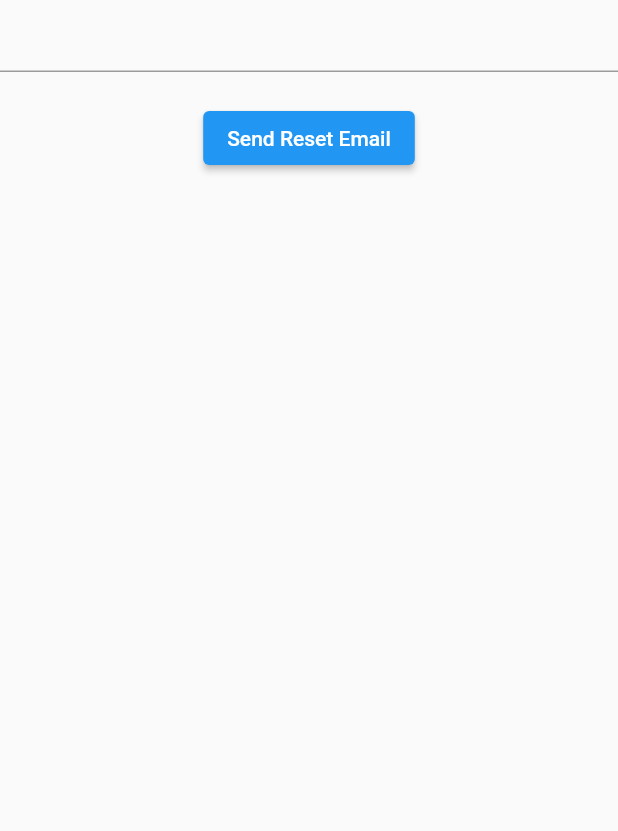
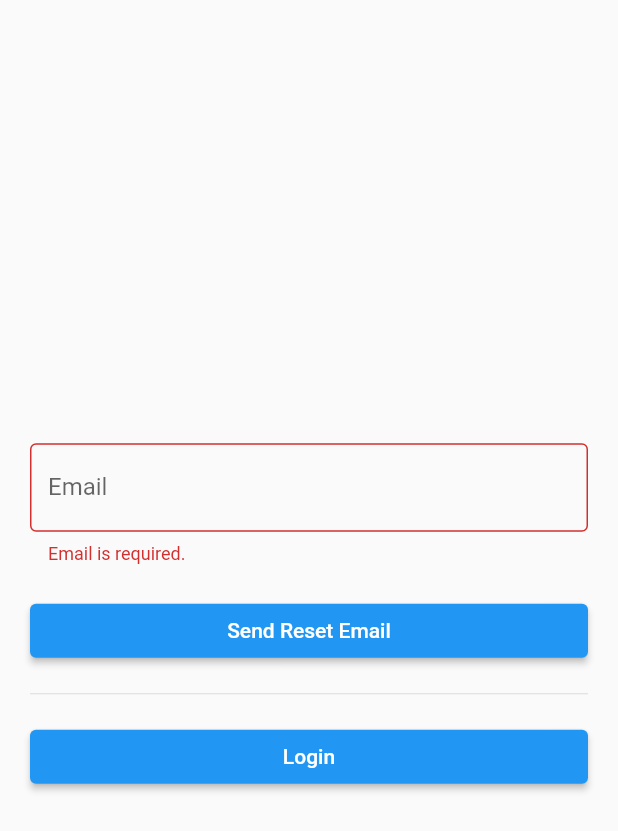
Before and after one commit to aadarshadhakalg/Dart-Playground, a Flutter app: the ResetPasswordPage screen opened by its route, after a tap on "Send Reset Email", on a phone screen of 412 x 824 dp. Shown: the top 831 px of the screen. Run offline on Flutter 3.47's test engine with Material 2 defaults, Android fonts, the phone set to English and light mode, and no system bars; our stand-ins replace appwrite, bloc, equatable, flutter_bloc, form_field_validator; accounts and stored records are empty; generated files the repository leaves out were written again; network calls fail.

Commit message:
Appwrite Auth Flow

```diff
--- a/lib/authentication/bloc/auth_bloc/auth_event.dart
+++ b/lib/authentication/bloc/auth_bloc/auth_event.dart
@@ -6,3 +6,8 @@ class AppStartedEvent extends AuthEvent{
   @override
   List<Object?> get props => [];
 }
+
+class UserLogoutButtonPressedEvent extends AuthEvent{
+  @override
+  List<Object?> get props => [];
+}
--- a/lib/authentication/bloc/auth_bloc/auth_state.dart
+++ b/lib/authentication/bloc/auth_bloc/auth_state.dart
@@ -1,3 +1,4 @@
+import 'package:dartcompiler/authentication/bloc/auth_bloc/auth_event.dart';
 import 'package:dartcompiler/authentication/model/user_model.dart';
 import 'package:equatable/equatable.dart';
 
@@ -21,3 +22,17 @@ class UnAuthenticatedState extends AuthState {
   @override
   List<Object?> get props => [];
 }
+
+class LogoutLoadingState extends AuthState{
+  @override
+  List<Object?> get props => [];
+}
+
+class LogoutFailedState extends AuthState{
+  LogoutFailedState({required this.message});
+  final String message;
+
+  @override
+  List<Object?> get props => [message];
+
+}
--- a/lib/authentication/repositories/user_repository.dart
+++ b/lib/authentication/repositories/user_repository.dart
@@ -60,7 +60,13 @@ class UserRepository {
   }
 
   Future signOut() async {
+    try{
     await account.deleteSessions();
+    } on AppwriteException catch(e){
+      throw Exception(e.message);
+    } catch(e){
+      throw Exception(e);
+    }
   }
 
   Future<bool> isSignedIn() async {
--- a/lib/authentication/views/reset_password_page.dart
+++ b/lib/authentication/views/reset_password_page.dart
@@ -1,4 +1,5 @@
 import 'package:dartcompiler/authentication/bloc/password_reset_bloc/password_reset_bloc.dart';
+import 'package:dartcompiler/authentication/bloc/password_reset_bloc/password_reset_event.dart';
 import 'package:dartcompiler/authentication/bloc/password_reset_bloc/password_reset_state.dart';
 import 'package:flutter/material.dart';
 import 'package:flutter_bloc/flutter_bloc.dart';
@@ -11,15 +12,66 @@ class ResetPasswordPage extends StatelessWidget {
   @override
   Widget build(BuildContext context) {
     return Scaffold(
-      body: Center(
-        child: BlocConsumer<PasswordResetBloc,PasswordResetState>(
+      body: Padding(
+        padding: const EdgeInsets.all(20.0),
+        child: BlocConsumer<PasswordResetBloc, PasswordResetState>(
           buildWhen: (prevState, nextState) => prevState != nextState,
           listenWhen: (prevState, nextState) => prevState != nextState,
-          listener: (context, state) {},
+          listener: (context, state) {
+            if (state is PasswordResetLinkSendFailureState) {
+              ScaffoldMessenger.of(context).showSnackBar(
+                SnackBar(
+                  content: Text('${state.message}'),
+                ),
+              );
+            }
+          },
           builder: (context, state) {
+            if (!(state is PasswordResetLinkSendLoadingState)) {
+              if (state is PasswordResetLinkSendSuccessState) {
+                return Column(
+                  mainAxisAlignment: MainAxisAlignment.center,
+                  crossAxisAlignment: CrossAxisAlignment.stretch,
+                  children: [
+                    const Icon(
+                      Icons.email_outlined,
+                      color: Colors.green,
+                      size: 100.0,
+                    ),
+                    const SizedBox(
+                      height: 20.0,
+                    ),
+                    const Center(
+                      child: Text(
+                        'Check Inbox',
+                        style: TextStyle(
+                            fontSize: 20.0, fontWeight: FontWeight.bold),
+                      ),
+                    ),
+                    const SizedBox(
+                      height: 10.0,
+                    ),
+                    Text(
+                      state.message,
+                      textAlign: TextAlign.center,
+                    ),
+                    const SizedBox(
+                      height: 20.0,
+                    ),
+                    ElevatedButton(
+                      onPressed: () {
+                        Navigator.pushReplacementNamed(context, '/loginpage');
+                      },
+                      child: const Text('Login'),
+                    ),
+                  ],
+                );
+              } else {
                 return Form(
                   key: _formKey,
                   child: Column(
+                    crossAxisAlignment: CrossAxisAlignment.stretch,
+                    mainAxisAlignment: MainAxisAlignment.center,
                     children: [
                       TextFormField(
                         controller: _emailController,
@@ -30,17 +82,45 @@ class ResetPasswordPage extends StatelessWidget {
                                 errorText: 'Please enter a valid email.'),
                           ],
                         ),
+                        decoration: const InputDecoration(
+                          labelText: 'Email',
+                          border: OutlineInputBorder(),
+                        ),
                       ),
                       const SizedBox(
                         height: 20.0,
                       ),
                       ElevatedButton(
-                    onPressed: () {},
+                        onPressed: () {
+                          if (_formKey.currentState!.validate()) {
+                            BlocProvider.of<PasswordResetBloc>(context).add(
+                              ResetPasswordButtonPressed(
+                                  email: _emailController.text),
+                            );
+                          }
+                        },
                         child: const Text('Send Reset Email'),
+                      ),
+                      const SizedBox(
+                        height: 10.0,
+                      ),
+                      const Divider(),
+                      const SizedBox(
+                        height: 10.0,
+                      ),
+                      ElevatedButton(
+                        onPressed: () {
+                          Navigator.pushReplacementNamed(context, '/loginpage');
+                        },
+                        child: const Text('Login'),
                       ),
                     ],
                   ),
                 );
+              }
+            } else {
+              return const Center(child: CircularProgressIndicator());
+            }
           },
         ),
       ),
--- a/lib/home/views/home_page.dart
+++ b/lib/home/views/home_page.dart
@@ -1,3 +1,4 @@
+import 'package:dartcompiler/home/views/widgets/drawer.dart';
 import 'package:flutter/material.dart';
 
 class HomePage extends StatelessWidget {
@@ -7,7 +8,9 @@ class HomePage extends StatelessWidget {
       appBar: AppBar(
         title: const Text('Dart Compiler'),
       ),
-      drawer: const Drawer(),
+      drawer: const Drawer(
+        child: AppDrawer(),
+      ),
       body: Container(),
     );
   }
--- a/pubspec.yaml
+++ b/pubspec.yaml
@@ -17,6 +17,7 @@ dependencies:
   appwrite: ^0.5.0-dev.1
   equatable: ^2.0.0
   form_field_validator: ^1.1.0
+  url_launcher: ^6.0.3
 
 dev_dependencies:
   flutter_test:
```
Also changed, not shown: lib/authentication/bloc/auth_bloc/auth_bloc.dart (+21 -15 lines), lib/authentication/views/login_page.dart (+18 -1 lines), lib/home/views/widgets/drawer.dart (added, +95 -0 lines), pubspec.lock, 2 other files. Lines whose indentation alone changed are shown as unchanged.
